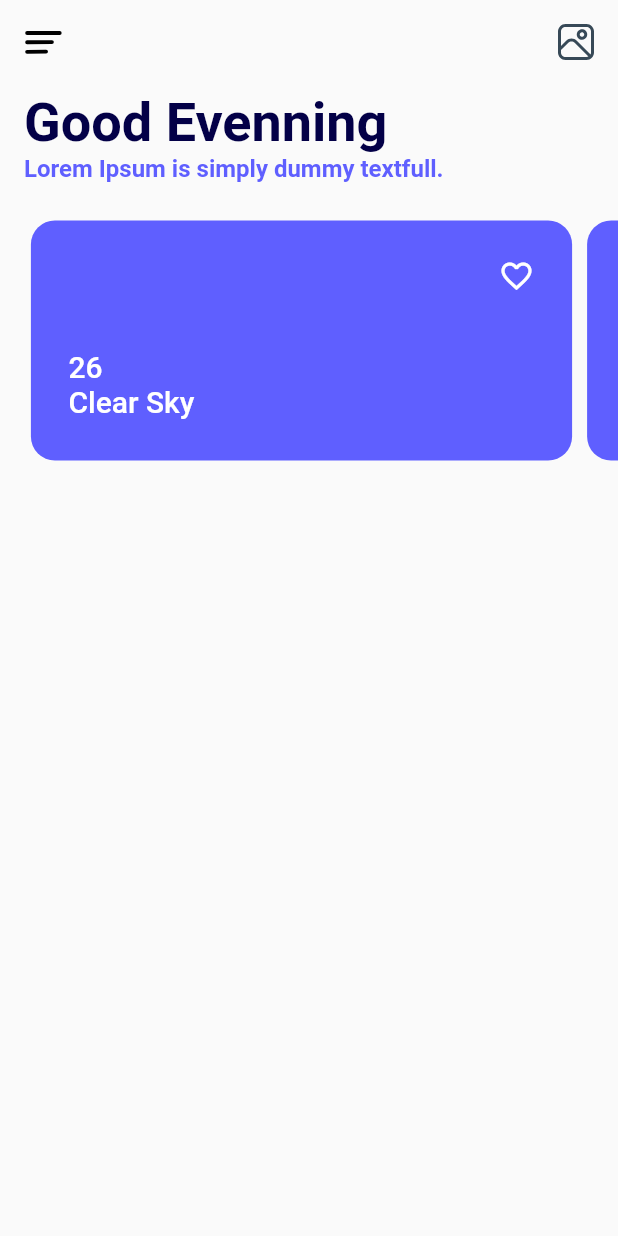
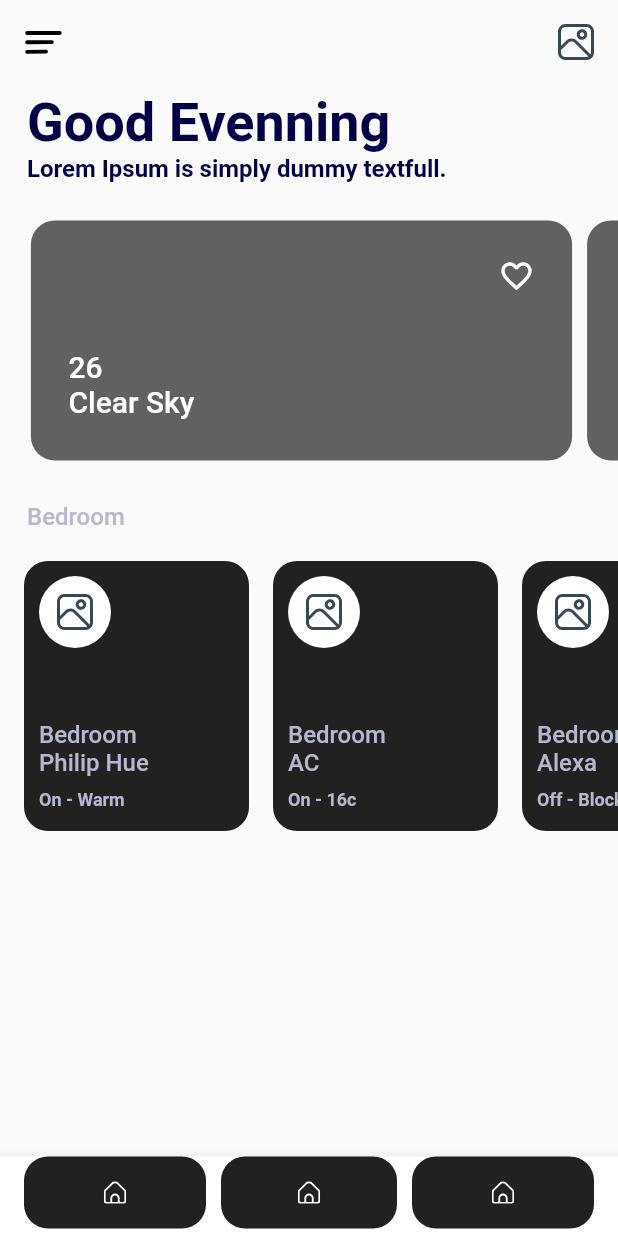
Before and after one commit to barrosjss/simple-app-flutter, a Flutter app: the screen it shows after launch, on a phone screen of 412 x 824 dp. Run offline on Flutter 3.47's test engine with Material 2 defaults, Android fonts, the phone set to English and light mode, and no system bars; drawn by our look-alikes of carousel_slider; our stand-ins replace flutter_svg.

Commit message:
Add::New components

```diff
--- a/my_app/lib/components/Carousel.dart
+++ b/my_app/lib/components/BannerCarousel/Carousel.dart
@@ -3,7 +3,7 @@
 import 'package:flutter/material.dart';
 import 'package:carousel_slider/carousel_slider.dart';
 import 'ItemBanner.dart';
-import '../models/Weather.dart';
+import '../../models/Weather.dart';
 
 class Carousel extends StatelessWidget {
   List<Weather> weathers;
--- /dev/null
+++ b/my_app/lib/components/BedroomCarousel/BedroomCarousel.dart
@@ -0,0 +1,23 @@
+// ignore_for_file: must_be_immutable, use_key_in_widget_constructors, unnecessary_this
+
+import 'package:flutter/material.dart';
+import './ItemBedroom.dart';
+import '../../models/Bedroom.dart';
+
+class BedroomCarousel extends StatelessWidget {
+  List<Bedroom> bedrooms;
+
+  BedroomCarousel(this.bedrooms);
+
+  @override
+  Widget build(BuildContext context) {
+    return Container(
+      margin: const EdgeInsets.symmetric(vertical: 20.0),
+      height: 180.0,
+      child: ListView(
+        scrollDirection: Axis.horizontal,
+        children: this.bedrooms.map((e) => ItemBedroom(e)).toList(),
+      ),
+    );
+  }
+}
--- /dev/null
+++ b/my_app/lib/components/BedroomCarousel/ItemBedroom.dart
@@ -0,0 +1,82 @@
+// ignore_for_file: use_key_in_widget_constructors, must_be_immutable, library_private_types_in_public_api, prefer_const_literals_to_create_immutables, prefer_const_constructors, deprecated_member_use, unnecessary_this
+
+import 'package:my_app/models/Bedroom.dart';
+import 'package:flutter/material.dart';
+import 'package:flutter_svg/flutter_svg.dart';
+
+class ItemBedroom extends StatefulWidget {
+  Bedroom bedroom;
+
+  ItemBedroom(this.bedroom);
+
+  @override
+  _ItemState createState() => _ItemState();
+}
+
+class _ItemState extends State<ItemBedroom> {
+  @override
+  Widget build(BuildContext context) {
+    return Padding(
+        padding: const EdgeInsets.only(left: 16.0),
+        child: Container(
+          decoration: _boxDecoration(context),
+          width: 150,
+          child: Padding(
+            padding: const EdgeInsets.all(10.0),
+            child: Column(
+              crossAxisAlignment: CrossAxisAlignment.start,
+              children: <Widget>[
+                _infoBanner(context),
+              ],
+            ),
+          ),
+        ));
+  }
+
+  BoxDecoration _boxDecoration(context) {
+    return BoxDecoration(
+      color: Theme.of(context).accentColor,
+      borderRadius: BorderRadius.circular(16.0),
+    );
+  }
+
+  Widget _infoBanner(context) {
+    return Column(
+      crossAxisAlignment: CrossAxisAlignment.start,
+      children: <Widget>[
+        Container(
+          margin: EdgeInsets.only(bottom: 48.0),
+          decoration: BoxDecoration(
+            color: Colors.white,
+            borderRadius: BorderRadius.circular(50.0),
+          ),
+          child: IconButton(
+            iconSize: 0.0,
+            icon: SvgPicture.asset('assets/icons/image.svg'),
+            onPressed: () {},
+          ),
+        ),
+        Column(crossAxisAlignment: CrossAxisAlignment.start, children: [
+          Container(
+            margin: EdgeInsets.only(bottom: 8),
+            child:
+                Column(crossAxisAlignment: CrossAxisAlignment.start, children: [
+              Text(
+                this.widget.bedroom.title,
+                style: Theme.of(context).textTheme.bodyText1,
+              ),
+              Text(
+                this.widget.bedroom.name,
+                style: Theme.of(context).textTheme.bodyText1,
+              ),
+            ]),
+          ),
+          Text(
+            this.widget.bedroom.onOff,
+            style: Theme.of(context).textTheme.subtitle1,
+          ),
+        ])
+      ],
+    );
+  }
+}
--- a/my_app/lib/main.dart
+++ b/my_app/lib/main.dart
@@ -1,6 +1,6 @@
-// ignore_for_file: deprecated_member_use, prefer_const_constructors
+// ignore_for_file: deprecated_member_use, prefer_const_constructors, use_key_in_widget_constructors
 import 'package:flutter/material.dart';
-import 'package:my_app/screens/SplashScreen.dart';
+// import 'package:my_app/screens/SplashScreen.dart';
 import 'package:my_app/screens/HomeScreen.dart';
 
 void main() {
@@ -16,8 +16,8 @@ class MyApp extends StatelessWidget {
       title: 'Flutter Demo',
       home: HomeScreen(),
       theme: ThemeData(
-        primaryColor: Color(0xFF5F5FFF),
-        accentColor: Color(0XFF030047),
+        primaryColor: Colors.grey[700],
+        accentColor: Colors.grey[900],
         highlightColor: Color(0XFFB7B7D2),
         textTheme: const TextTheme(
           headline1: TextStyle(
@@ -28,7 +28,7 @@ class MyApp extends StatelessWidget {
           headline2: TextStyle(
             fontSize: 36.0,
             fontWeight: FontWeight.bold,
-            color: Color(0xFF5F5FFF),
+            color: Color(0XFF030047),
           ),
           headline3: TextStyle(
             fontSize: 20.0,
@@ -41,16 +41,16 @@ class MyApp extends StatelessWidget {
             color: Color(0XFF030047),
           ),
           bodyText1: TextStyle(
-            fontSize: 20.0,
+            fontSize: 16.0,
             color: Color(0XFFB7B7D2),
           ),
           bodyText2: TextStyle(
             fontSize: 16.0,
             fontWeight: FontWeight.w600,
-            color: Color(0xFF5F5FFF),
+            color: Color(0XFF030047),
           ),
           subtitle1: TextStyle(
-            fontSize: 14.0,
+            fontSize: 12.0,
             fontWeight: FontWeight.w600,
             color: Color(0XFFB7B7D2),
           ),
--- /dev/null
+++ b/my_app/lib/models/Bedroom.dart
@@ -0,0 +1,9 @@
+// ignore_for_file: file_names
+
+class Bedroom {
+  String title;
+  String name;
+  String onOff;
+
+  Bedroom({required this.title, required this.name, required this.onOff});
+}
--- a/my_app/lib/screens/HomeScreen.dart
+++ b/my_app/lib/screens/HomeScreen.dart
@@ -2,14 +2,22 @@
 
 import 'package:flutter/material.dart';
 import 'package:flutter_svg/flutter_svg.dart';
-import '../components/Carousel.dart';
+import '../components/BannerCarousel/Carousel.dart';
+import '../components/BedroomCarousel/BedroomCarousel.dart';
 import '../models/Weather.dart';
+import '../models/Bedroom.dart';
 
 class HomeScreen extends StatelessWidget {
-  List<Weather> forYouJobs = [
+  List<Weather> forWeather = [
     Weather(degrees: '26', sky: 'Clear Sky', dayNight: false),
     Weather(degrees: '26', sky: 'Clear Sky', dayNight: false),
     Weather(degrees: '26', sky: 'Clear Sky', dayNight: false),
+  ];
+
+  List<Bedroom> forBedroom = [
+    Bedroom(title: 'Bedroom', name: 'Philip Hue', onOff: 'On - Warm'),
+    Bedroom(title: 'Bedroom', name: 'AC', onOff: 'On - 16c'),
+    Bedroom(title: 'Bedroom', name: 'Alexa', onOff: 'Off - Block'),
   ];
 
   @override
@@ -20,8 +28,61 @@ class HomeScreen extends StatelessWidget {
           children: <Widget>[
             _customAppBar(),
             _textHeader(context),
-            Carousel(forYouJobs),
+            Carousel(forWeather),
+            _bedroom(context, forBedroom),
           ],
+        ),
+      ),
+      bottomNavigationBar: BottomAppBar(
+        child: Container(
+          margin: EdgeInsets.only(bottom: 5),
+          child: Row(
+            mainAxisAlignment: MainAxisAlignment.spaceBetween,
+            children: [
+              Expanded(
+                child: Container(
+                  margin: EdgeInsets.only(left: 16),
+                  decoration: BoxDecoration(
+                    color: Theme.of(context).accentColor,
+                    borderRadius: BorderRadius.circular(16.0),
+                  ),
+                  child: IconButton(
+                    iconSize: 0.0,
+                    icon: SvgPicture.asset('assets/icons/home.svg'),
+                    onPressed: () {},
+                  ),
+                ),
+              ),
+              Expanded(
+                child: Container(
+                  margin: EdgeInsets.only(left: 10, right: 10),
+                  decoration: BoxDecoration(
+                    color: Theme.of(context).accentColor,
+                    borderRadius: BorderRadius.circular(16.0),
+                  ),
+                  child: IconButton(
+                    iconSize: 0.0,
+                    icon: SvgPicture.asset('assets/icons/home.svg'),
+                    onPressed: () {},
+                  ),
+                ),
+              ),
+              Expanded(
+                child: Container(
+                  margin: EdgeInsets.only(right: 16),
+                  decoration: BoxDecoration(
+                    color: Theme.of(context).accentColor,
+                    borderRadius: BorderRadius.circular(16.0),
+                  ),
+                  child: IconButton(
+                    iconSize: 0.0,
+                    icon: SvgPicture.asset('assets/icons/home.svg'),
+                    onPressed: () {},
+                  ),
+                ),
+              ),
+            ],
+          ),
         ),
       ),
     );
@@ -51,7 +112,7 @@ class HomeScreen extends StatelessWidget {
 
 Widget _textHeader(context) {
   return Padding(
-    padding: EdgeInsets.symmetric(horizontal: 16.0, vertical: 5.0),
+    padding: EdgeInsets.symmetric(horizontal: 18.0, vertical: 5.0),
     child: Column(
       crossAxisAlignment: CrossAxisAlignment.start,
       children: <Widget>[
@@ -67,3 +128,19 @@ Widget _textHeader(context) {
     ),
   );
 }
+
+Widget _bedroom(context, forBedroom) {
+  return Column(
+    crossAxisAlignment: CrossAxisAlignment.start,
+    children: <Widget>[
+      Padding(
+        padding: const EdgeInsets.only(left: 18.0, top: 8.0),
+        child: Text(
+          'Bedroom',
+          style: Theme.of(context).textTheme.bodyText1,
+        ),
+      ),
+      BedroomCarousel(forBedroom),
+    ],
+  );
+}
```
Also changed, not shown: my_app/assets/icons/home.svg (added), my_app/lib/components/BannerCarousel/ItemBanner.dart (renamed from my_app/lib/components/ItemBanner.dart).
